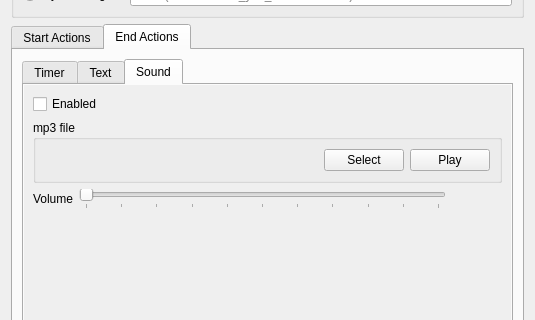
This is data/ui/triggereditor.ui in nomns/nparse as Qt 5 draws it before an edit; both pictures show x 0 to 535 and y 140 to 460 of the 535 by 543 pixel window. The edited form follows.
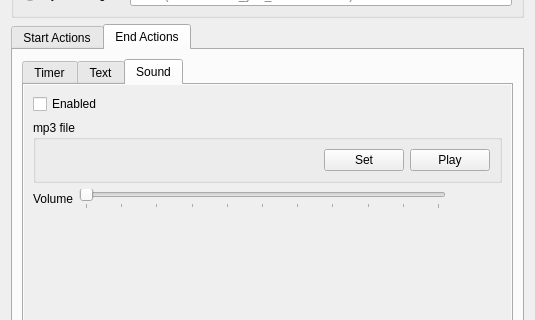
This is the edited form. The open tabs and pages were chosen to show the change.

Patch:
```diff
--- a/data/ui/triggereditor.ui
+++ b/data/ui/triggereditor.ui
@@ -906,7 +906,7 @@
                    <item>
                     <widget class="QPushButton" name="endSoundFileButton">
                      <property name="text">
-                      <string>Select</string>
+                      <string>Set</string>
                      </property>
                     </widget>
                    </item>
```
Left out of the diff: 42 changed lines with no effect on the pictures.
